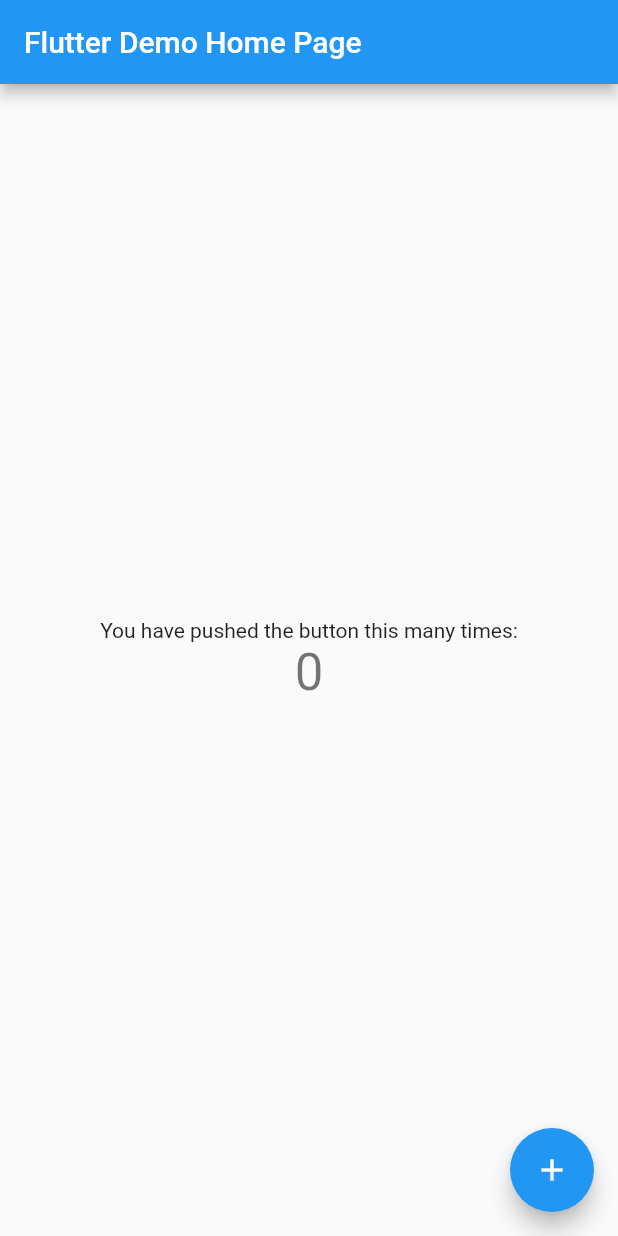
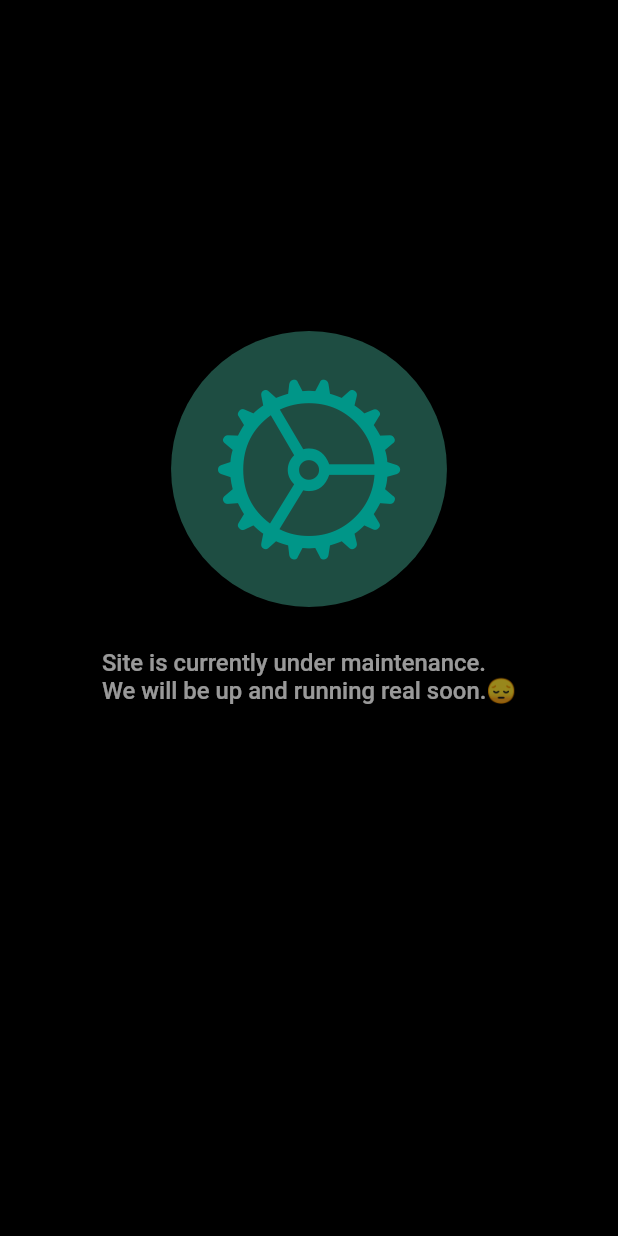
Before and after one commit to seniorman-dev/jetify, a Flutter app: the screen it shows after launch, on a phone screen of 412 x 824 dp. Run offline on Flutter 3.47's test engine with Material 2 defaults, Android fonts, the light colour scheme and no system bars; our stand-ins replace firebase_core, flutter_screenutil; accounts and stored records are empty.

Commit message:
modified:   lib/main.dart 	new file:   lib/maintenance_page.dart 	modified:   pubspec.lock 	modified:   pubspec.yaml

```diff
--- a/lib/main.dart
+++ b/lib/main.dart
@@ -1,11 +1,23 @@
 import 'package:flutter/material.dart';
 import 'package:firebase_core/firebase_core.dart';
+import 'package:flutter/services.dart';
+import 'package:flutter_screenutil/flutter_screenutil.dart';
+import 'package:jetify/maintenance_page.dart';
 import 'firebase_options.dart';
 
 
 
 
 void main() async{
+  SystemChrome.setSystemUIOverlayStyle(
+    const SystemUiOverlayStyle(
+      systemNavigationBarColor: Colors.black,
+      statusBarColor: Colors.black,
+      statusBarBrightness: Brightness.light,
+      statusBarIconBrightness: Brightness.dark,
+      systemNavigationBarIconBrightness: Brightness.dark,
+    ),
+  );
   await Firebase.initializeApp(
     options: DefaultFirebaseOptions.currentPlatform,
   );
@@ -18,106 +30,18 @@
   // This widget is the root of your application.
   @override
   Widget build(BuildContext context) {
-    return MaterialApp(
-      title: 'Flutter Demo',
-      theme: ThemeData(
-        // This is the theme of your application.
-        //
-        // Try running your application with "flutter run". You'll see the
-        // application has a blue toolbar. Then, without quitting the app, try
-        // changing the primarySwatch below to Colors.green and then invoke
-        // "hot reload" (press "r" in the console where you ran "flutter run",
-        // or simply save your changes to "hot reload" in a Flutter IDE).
-        // Notice that the counter didn't reset back to zero; the application
-        // is not restarted.
-        primarySwatch: Colors.blue,
+    return ScreenUtilInit(
+      designSize: const Size(414, 896),
+      builder: (_, child) {
+        return child!;
+      },
+      child: MaterialApp(
+        debugShowCheckedModeBanner: false,
+        themeAnimationCurve: Curves.bounceOut,
+        themeAnimationDuration: Duration(milliseconds: 100),
+        //transitionDuration: Duration(milliseconds: 100),
+        home: MaintenancePage(), //LandingPage(),
       ),
-      home: const MyHomePage(title: 'Flutter Demo Home Page'),
     );
   }
 }
-
-class MyHomePage extends StatefulWidget {
-  const MyHomePage({super.key, required this.title});
-
-  // This widget is the home page of your application. It is stateful, meaning
-  // that it has a State object (defined below) that contains fields that affect
-  // how it looks.
-
-  // This class is the configuration for the state. It holds the values (in this
-  // case the title) provided by the parent (in this case the App widget) and
-  // used by the build method of the State. Fields in a Widget subclass are
-  // always marked "final".
-
-  final String title;
-
-  @override
-  State<MyHomePage> createState() => _MyHomePageState();
-}
-
-class _MyHomePageState extends State<MyHomePage> {
-  int _counter = 0;
-
-  void _incrementCounter() {
-    setState(() {
-      // This call to setState tells the Flutter framework that something has
-      // changed in this State, which causes it to rerun the build method below
-      // so that the display can reflect the updated values. If we changed
-      // _counter without calling setState(), then the build method would not be
-      // called again, and so nothing would appear to happen.
-      _counter++;
-    });
-  }
-
-  @override
-  Widget build(BuildContext context) {
-    // This method is rerun every time setState is called, for instance as done
-    // by the _incrementCounter method above.
-    //
-    // The Flutter framework has been optimized to make rerunning build methods
-    // fast, so that you can just rebuild anything that needs updating rather
-    // than having to individually change instances of widgets.
-    return Scaffold(
-      appBar: AppBar(
-        // Here we take the value from the MyHomePage object that was created by
-        // the App.build method, and use it to set our appbar title.
-        title: Text(widget.title),
-      ),
-      body: Center(
-        // Center is a layout widget. It takes a single child and positions it
-        // in the middle of the parent.
-        child: Column(
-          // Column is also a layout widget. It takes a list of children and
-          // arranges them vertically. By default, it sizes itself to fit its
-          // children horizontally, and tries to be as tall as its parent.
-          //
-          // Invoke "debug painting" (press "p" in the console, choose the
-          // "Toggle Debug Paint" action from the Flutter Inspector in Android
-          // Studio, or the "Toggle Debug Paint" command in Visual Studio Code)
-          // to see the wireframe for each widget.
-          //
-          // Column has various properties to control how it sizes itself and
-          // how it positions its children. Here we use mainAxisAlignment to
-          // center the children vertically; the main axis here is the vertical
-          // axis because Columns are vertical (the cross axis would be
-          // horizontal).
-          mainAxisAlignment: MainAxisAlignment.center,
-          children: <Widget>[
-            const Text(
-              'You have pushed the button this many times:',
-            ),
-            Text(
-              '$_counter',
-              style: Theme.of(context).textTheme.headlineMedium,
-            ),
-          ],
-        ),
-      ),
-      floatingActionButton: FloatingActionButton(
-        onPressed: _incrementCounter,
-        tooltip: 'Increment',
-        child: const Icon(Icons.add),
-      ), // This trailing comma makes auto-formatting nicer for build methods.
-    );
-  }
-}
--- /dev/null
+++ b/lib/maintenance_page.dart
@@ -0,0 +1,61 @@
+import 'package:flutter/material.dart';
+import 'package:flutter/cupertino.dart';
+import 'package:flutter_screenutil/flutter_screenutil.dart';
+
+
+
+
+
+class MaintenancePage extends StatelessWidget {
+  const MaintenancePage({super.key});
+
+  @override
+  Widget build(BuildContext context) {
+    return SafeArea(
+      child: Scaffold(
+        backgroundColor: Colors.black,
+        body: SingleChildScrollView(
+          physics: const BouncingScrollPhysics(),
+          child: buildBody(context),
+        )
+      ),
+    );
+  }
+
+  Widget buildBody(BuildContext context) {
+    return Padding(
+      padding: EdgeInsets.symmetric(
+        horizontal: 20.w,
+        vertical: 20.h,
+      ),
+      child: Column(
+        crossAxisAlignment: CrossAxisAlignment.start,
+        children: <Widget>[
+          SizedBox(height: 220.h,),
+          Center(
+            child: CircleAvatar(
+              backgroundColor: Colors.tealAccent.withOpacity(0.3),
+              radius: 100.r,
+              child: Icon(
+                CupertinoIcons.settings,
+                color: Colors.teal,
+                size: 140.r,
+              ),
+            ),
+          ),
+          SizedBox(height: 30.h,),
+          Center(
+            child: Text(
+              'Site is currently under maintenance.\nWe will be up and running real soon.😔',
+              style: TextStyle(
+                color: Colors.white60,
+                fontSize: 16.sp,
+                fontWeight: FontWeight.w500
+              ),
+            ),
+          )
+        ]
+      )
+    );
+  }
+}
--- a/pubspec.yaml
+++ b/pubspec.yaml
@@ -53,6 +53,8 @@
   animated: ^2.0.0
   interpolate_animated: ^0.0.1
   provider: ^6.0.5
+  flutter_screenutil: ^5.7.0
+  google_fonts: ^4.0.4
 
 dev_dependencies:
   flutter_test:
```
Also changed, not shown: pubspec.lock.
